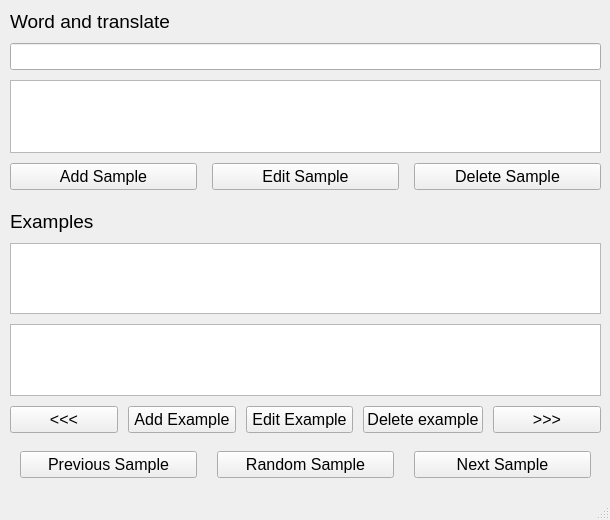
The window that utils/ui/MainWindow.ui (Enot3811/eng_app_study_proj) describes before a commit, drawn with Qt 5.
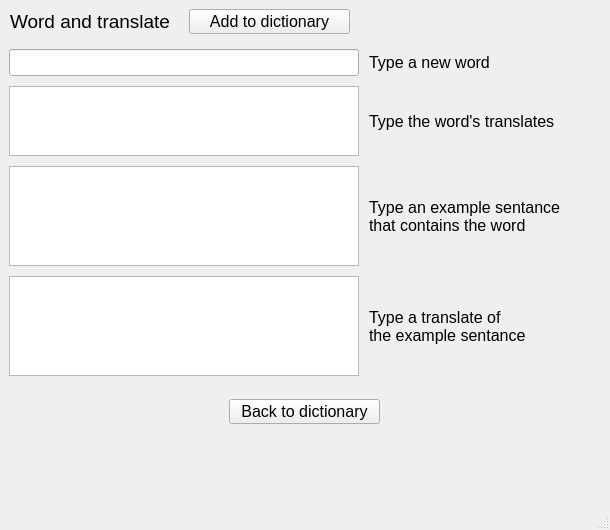
The same window after the commit. The open tabs and pages were chosen to show the change.

Commit message: Add sample adding page

Patch:
```diff
--- a/utils/ui/MainWindow.ui
+++ b/utils/ui/MainWindow.ui
@@ -7,7 +7,7 @@
     <x>0</x>
     <y>0</y>
     <width>610</width>
-    <height>520</height>
+    <height>530</height>
    </rect>
   </property>
   <property name="sizePolicy">
@@ -25,13 +25,26 @@
    <string>Eng app</string>
   </property>
   <widget class="QWidget" name="centralwidget">
+   <widget class="QStackedWidget" name="stackedWidget">
+    <property name="geometry">
+     <rect>
+      <x>9</x>
+      <y>9</y>
+      <width>591</width>
+      <height>471</height>
+     </rect>
+    </property>
+    <property name="currentIndex">
+     <number>0</number>
+    </property>
+    <widget class="QWidget" name="mainPage">
    <widget class="QWidget" name="verticalLayoutWidget">
     <property name="geometry">
      <rect>
-      <x>10</x>
-      <y>10</y>
+        <x>0</x>
+        <y>0</y>
       <width>591</width>
-      <height>180</height>
+        <height>181</height>
      </rect>
     </property>
     <layout class="QVBoxLayout" name="wordVerticalLayout">
@@ -106,8 +119,8 @@
    <widget class="QWidget" name="verticalLayoutWidget_2">
     <property name="geometry">
      <rect>
-      <x>10</x>
-      <y>210</y>
+        <x>0</x>
+        <y>200</y>
       <width>591</width>
       <height>223</height>
      </rect>
@@ -201,8 +214,8 @@
    <widget class="QWidget" name="horizontalLayoutWidget_2">
     <property name="geometry">
      <rect>
-      <x>10</x>
-      <y>450</y>
+        <x>0</x>
+        <y>440</y>
       <width>591</width>
       <height>29</height>
      </rect>
@@ -239,6 +252,205 @@
       </widget>
      </item>
     </layout>
+     </widget>
+    </widget>
+    <widget class="QWidget" name="sampleAddPage">
+     <widget class="QPushButton" name="saveNewSampleButton">
+      <property name="geometry">
+       <rect>
+        <x>180</x>
+        <y>0</y>
+        <width>161</width>
+        <height>25</height>
+       </rect>
+      </property>
+      <property name="text">
+       <string>Add to dictionary</string>
+      </property>
+     </widget>
+     <widget class="QLabel" name="wordZoneTitleLabel">
+      <property name="geometry">
+       <rect>
+        <x>1</x>
+        <y>1</y>
+        <width>165</width>
+        <height>22</height>
+       </rect>
+      </property>
+      <property name="font">
+       <font>
+        <pointsize>14</pointsize>
+       </font>
+      </property>
+      <property name="text">
+       <string>Word and translate</string>
+      </property>
+     </widget>
+     <widget class="QWidget" name="layoutWidget">
+      <property name="geometry">
+       <rect>
+        <x>0</x>
+        <y>30</y>
+        <width>591</width>
+        <height>347</height>
+       </rect>
+      </property>
+      <layout class="QFormLayout" name="sampleAddAreaFormLayout">
+       <property name="horizontalSpacing">
+        <number>10</number>
+       </property>
+       <property name="verticalSpacing">
+        <number>10</number>
+       </property>
+       <property name="topMargin">
+        <number>10</number>
+       </property>
+       <property name="bottomMargin">
+        <number>10</number>
+       </property>
+       <item row="0" column="0">
+        <widget class="QLineEdit" name="newWordLineEdit">
+         <property name="enabled">
+          <bool>true</bool>
+         </property>
+         <property name="sizePolicy">
+          <sizepolicy hsizetype="Expanding" vsizetype="Fixed">
+           <horstretch>0</horstretch>
+           <verstretch>0</verstretch>
+          </sizepolicy>
+         </property>
+         <property name="minimumSize">
+          <size>
+           <width>350</width>
+           <height>0</height>
+          </size>
+         </property>
+         <property name="toolTip">
+          <string/>
+         </property>
+         <property name="text">
+          <string/>
+         </property>
+         <property name="readOnly">
+          <bool>false</bool>
+         </property>
+        </widget>
+       </item>
+       <item row="0" column="1">
+        <widget class="QLabel" name="newWordMsgLabel">
+         <property name="text">
+          <string>Type a new word</string>
+         </property>
+        </widget>
+       </item>
+       <item row="1" column="0">
+        <widget class="QTextEdit" name="newWordTranslateTextEdit">
+         <property name="enabled">
+          <bool>true</bool>
+         </property>
+         <property name="minimumSize">
+          <size>
+           <width>350</width>
+           <height>60</height>
+          </size>
+         </property>
+         <property name="documentTitle">
+          <string/>
+         </property>
+         <property name="readOnly">
+          <bool>false</bool>
+         </property>
+        </widget>
+       </item>
+       <item row="1" column="1">
+        <widget class="QLabel" name="newWordTranslateMsgLabel">
+         <property name="sizePolicy">
+          <sizepolicy hsizetype="Preferred" vsizetype="Preferred">
+           <horstretch>0</horstretch>
+           <verstretch>0</verstretch>
+          </sizepolicy>
+         </property>
+         <property name="text">
+          <string>Type the word's translates</string>
+         </property>
+        </widget>
+       </item>
+       <item row="2" column="0">
+        <widget class="QTextEdit" name="newWordExampleEngTextEdit">
+         <property name="enabled">
+          <bool>true</bool>
+         </property>
+         <property name="minimumSize">
+          <size>
+           <width>350</width>
+           <height>100</height>
+          </size>
+         </property>
+         <property name="readOnly">
+          <bool>false</bool>
+         </property>
+        </widget>
+       </item>
+       <item row="3" column="0">
+        <widget class="QTextEdit" name="newWordExampleRusTextEdit">
+         <property name="enabled">
+          <bool>true</bool>
+         </property>
+         <property name="minimumSize">
+          <size>
+           <width>350</width>
+           <height>100</height>
+          </size>
+         </property>
+         <property name="readOnly">
+          <bool>false</bool>
+         </property>
+        </widget>
+       </item>
+       <item row="3" column="1">
+        <widget class="QLabel" name="newWordExampleRusMsgLabel">
+         <property name="sizePolicy">
+          <sizepolicy hsizetype="Preferred" vsizetype="Preferred">
+           <horstretch>0</horstretch>
+           <verstretch>0</verstretch>
+          </sizepolicy>
+         </property>
+         <property name="text">
+          <string>Type a translate of
+the example sentance</string>
+         </property>
+        </widget>
+       </item>
+       <item row="2" column="1">
+        <widget class="QLabel" name="newWordExampleEngMsgLabel">
+         <property name="sizePolicy">
+          <sizepolicy hsizetype="Preferred" vsizetype="Preferred">
+           <horstretch>0</horstretch>
+           <verstretch>0</verstretch>
+          </sizepolicy>
+         </property>
+         <property name="text">
+          <string>Type an example sentance
+that contains the word</string>
+         </property>
+        </widget>
+       </item>
+      </layout>
+     </widget>
+     <widget class="QPushButton" name="fromAddToMainPushButton">
+      <property name="geometry">
+       <rect>
+        <x>220</x>
+        <y>390</y>
+        <width>151</width>
+        <height>25</height>
+       </rect>
+      </property>
+      <property name="text">
+       <string>Back to dictionary</string>
+      </property>
+     </widget>
+    </widget>
    </widget>
   </widget>
   <widget class="QMenuBar" name="menubar">
```
Left out of the diff: 5 changed lines with no effect on the pictures. Lines whose indentation alone changed are shown as unchanged. The commit also changes 1 other file.
